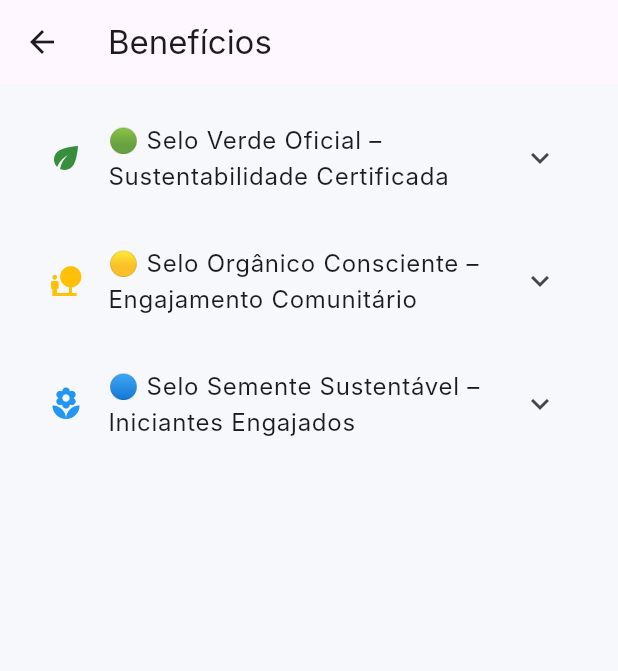
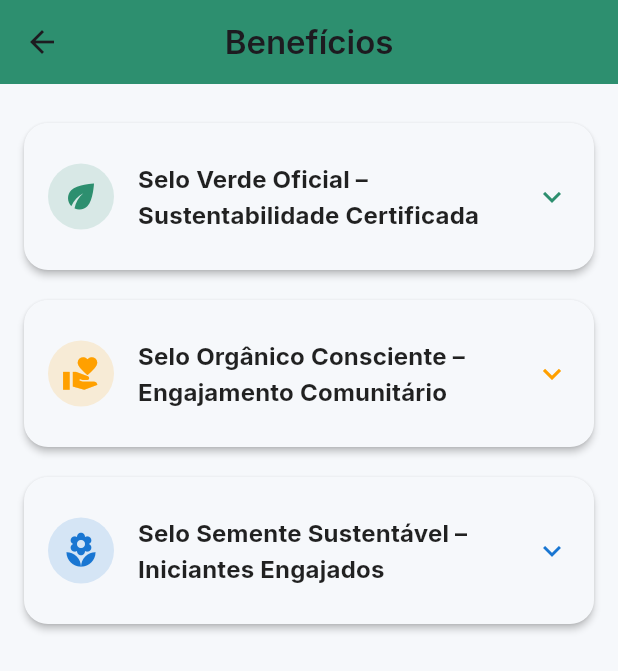
Before and after one commit to HugoValuar03/Hackathon_hackagua, a Flutter app: the BeneficiosScreen screen opened by its route, on a phone screen of 412 x 824 dp. Shown: the top 671 px of the screen. Run offline on Flutter 3.47's test engine with Material 3 defaults, Android fonts, the phone set to English and light mode, and no system bars; our stand-ins replace flutter_map, flutter_svg, geolocator, google_fonts, latlong2, lottie and 1 more; accounts and stored records are empty.

Commit message:
Atualiza design da tela de Benefícios

```diff
--- a/lib/screens/beneficios_screen.dart
+++ b/lib/screens/beneficios_screen.dart
@@ -1,87 +1,198 @@
 import 'package:flutter/material.dart';
+import 'package:google_fonts/google_fonts.dart';
 
 class BeneficiosScreen extends StatelessWidget {
   const BeneficiosScreen({super.key});
 
   @override
   Widget build(BuildContext context) {
-    return Scaffold(
-      appBar: AppBar(title: const Text('Benefícios')),
-      body: ListView(
-        padding: const EdgeInsets.all(16.0),
+    final theme = Theme.of(context);
+    final primaryColor = theme.primaryColor;
+    final backgroundColor = theme.scaffoldBackgroundColor;
+    final textTheme = GoogleFonts.interTextTheme(theme.textTheme);
+
+    Widget buildSelo({
+      required Color cor,
+      required IconData icone,
+      required String titulo,
+      required List<String> publico,
+      required List<String> requisitos,
+      required List<String> beneficios,
+    }) {
+      return Card(
+        elevation: 2,
+        margin: const EdgeInsets.symmetric(vertical: 10),
+        color: backgroundColor,
+        shape: RoundedRectangleBorder(borderRadius: BorderRadius.circular(16)),
+        child: Theme(
+          data: Theme.of(context).copyWith(dividerColor: Colors.transparent),
+          child: ExpansionTile(
+            tilePadding: const EdgeInsets.all(16),
+            iconColor: cor,
+            collapsedIconColor: cor,
+            leading: CircleAvatar(
+              radius: 22,
+              backgroundColor: cor.withOpacity(0.15),
+              child: Icon(icone, color: cor, size: 26),
+            ),
+            title: Text(
+              titulo,
+              style: textTheme.titleMedium!.copyWith(
+                fontWeight: FontWeight.w700,
+                color: Colors.black87,
+              ),
+            ),
             children: [
-          ExpansionTile(
-            leading: Icon(Icons.eco, color: Colors.green.shade700),
-            title: const Text('🟢 Selo Verde Oficial – Sustentabilidade Certificada'),
-            childrenPadding: const EdgeInsets.symmetric(horizontal: 16, vertical: 8),
-            children: const [
-              Text('Público-alvo:', style: TextStyle(fontWeight: FontWeight.bold)),
-              Text('Empresas, escolas, restaurantes, produtores de fertilizantes'),
-              SizedBox(height: 8),
-              Text('Requisitos:', style: TextStyle(fontWeight: FontWeight.bold)),
-              Text('● Doar ou processar mínimo de 500 kg de resíduos orgânicos por mês'),
-              Text('● Ter registro ativo no app por 3 meses ou mais'),
-              Text('● Participar de 1 ação educativa ou comunitária sobre compostagem'),
-              Text('● Atender aos critérios da Lei nº 14.260/2021:'),
-              Text('  ○ Transparência na destinação dos resíduos'),
-              Text('  ○ Relatórios mensais de impacto ambiental'),
-              Text('  ○ Parceria com cooperativas ou projetos de reciclagem'),
-              SizedBox(height: 8),
-              Text('Benefícios:', style: TextStyle(fontWeight: FontWeight.bold)),
-              Text('● 30% de desconto nas taxas de venda no marketplace do app'),
-              Text('● Prioridade de destaque nos resultados de busca'),
-              Text('● Selo digital oficial para redes sociais, sites e embalagens'),
-              Text('● Acesso a editais e incentivos fiscais'),
-              Text('● Consultoria gratuita para práticas sustentáveis'),
-              Text('● Convite para eventos e feiras verdes'),
+              Padding(
+                padding:
+                const EdgeInsets.symmetric(horizontal: 20, vertical: 10),
+                child: Column(
+                  crossAxisAlignment: CrossAxisAlignment.start,
+                  children: [
+                    const SizedBox(height: 6),
+                    Text("Público-alvo:",
+                        style: textTheme.titleSmall!.copyWith(
+                            fontWeight: FontWeight.bold, color: primaryColor)),
+                    const SizedBox(height: 4),
+                    Text(publico.join(", "),
+                        style: textTheme.bodyMedium!.copyWith(height: 1.4)),
+                    const SizedBox(height: 12),
+                    Text("Requisitos:",
+                        style: textTheme.titleSmall!.copyWith(
+                            fontWeight: FontWeight.bold, color: primaryColor)),
+                    const SizedBox(height: 4),
+                    ...requisitos
+                        .map((r) => Padding(
+                      padding:
+                      const EdgeInsets.only(bottom: 4, right: 8),
+                      child: Row(
+                        crossAxisAlignment: CrossAxisAlignment.start,
+                        children: [
+                          Text("• ",
+                              style: TextStyle(color: primaryColor)),
+                          Expanded(child: Text(r)),
                         ],
                       ),
-          const SizedBox(height: 16),
-          ExpansionTile(
-            leading: Icon(Icons.nature_people, color: Colors.amber),
-            title: const Text('🟡 Selo Orgânico Consciente – Engajamento Comunitário'),
-            childrenPadding: const EdgeInsets.symmetric(horizontal: 16, vertical: 8),
-            children: const [
-              Text('Público-alvo:', style: TextStyle(fontWeight: FontWeight.bold)),
-              Text('Escolas, pequenos negócios, produtores locais, pessoas físicas engajadas'),
-              SizedBox(height: 8),
-              Text('Requisitos:', style: TextStyle(fontWeight: FontWeight.bold)),
-              Text('● Doar mínimo de 100 kg de resíduos orgânicos por mês'),
-              Text('● Participar de eventos ou campanhas promovidas pelo app'),
-              Text('● Ter avaliação positiva acima de 80% no perfil (para produtores)'),
-              SizedBox(height: 8),
-              Text('Benefícios:', style: TextStyle(fontWeight: FontWeight.bold)),
-              Text('● 15% de desconto em produtos sustentáveis no app'),
-              Text('● Acesso a cursos exclusivos sobre compostagem, cultivo e economia circular'),
-              Text('● Certificado digital de engajamento comunitário'),
-              Text('● Participação em sorteios mensais de kits ecológicos'),
-              Text('● Convite para oficinas e palestras locais'),
+                    ))
+                        .toList(),
+                    const SizedBox(height: 12),
+                    Text("Benefícios:",
+                        style: textTheme.titleSmall!.copyWith(
+                            fontWeight: FontWeight.bold, color: primaryColor)),
+                    const SizedBox(height: 4),
+                    ...beneficios
+                        .map((b) => Padding(
+                      padding:
+                      const EdgeInsets.only(bottom: 4, right: 8),
+                      child: Row(
+                        crossAxisAlignment: CrossAxisAlignment.start,
+                        children: [
+                          Text("• ",
+                              style: TextStyle(color: primaryColor)),
+                          Expanded(child: Text(b)),
                         ],
                       ),
+                    ))
+                        .toList(),
                     const SizedBox(height: 16),
-          ExpansionTile(
-            leading: Icon(Icons.local_florist, color: Colors.blue),
-            title: const Text('🔵 Selo Semente Sustentável – Iniciantes Engajados'),
-            childrenPadding: const EdgeInsets.symmetric(horizontal: 16, vertical: 8),
-            children: const [
-              Text('Público-alvo:', style: TextStyle(fontWeight: FontWeight.bold)),
-              Text('Pessoas físicas, famílias, estudantes, pequenos doadores'),
-              SizedBox(height: 8),
-              Text('Requisitos:', style: TextStyle(fontWeight: FontWeight.bold)),
-              Text('● Doar mínimo de 20 kg de resíduos orgânicos por mês'),
-              Text('● Completar o tutorial de compostagem do app'),
-              Text('● Compartilhar 1 ação sustentável nas redes sociais com hashtag oficial'),
-              SizedBox(height: 8),
-              Text('Benefícios:', style: TextStyle(fontWeight: FontWeight.bold)),
-              Text('● Kit digital com dicas de jardinagem, hortas caseiras e compostagem doméstica'),
-              Text('● Pontuação extra no sistema de recompensas'),
-              Text('● Acesso gratuito a aulas de cultivo urbano e reaproveitamento de alimentos'),
-              Text('● Medalha digital no perfil e ranking de doadores'),
-              Text('● Sorteios mensais de mudas, sementes e ecobags'),
+                  ],
+                ),
+              )
+            ],
+          ),
+        ),
+      );
+    }
+
+    return Scaffold(
+      backgroundColor: backgroundColor,
+      appBar: AppBar(
+        elevation: 0,
+        backgroundColor: primaryColor,
+        title: const Text(
+          'Benefícios',
+          style: TextStyle(fontWeight: FontWeight.w600, fontSize: 22),
+        ),
+        centerTitle: true,
+      ),
+      body: SingleChildScrollView(
+        padding: const EdgeInsets.all(16),
+        child: Column(
+          children: [
+            buildSelo(
+              cor: primaryColor,
+              icone: Icons.eco,
+              titulo: "Selo Verde Oficial – Sustentabilidade Certificada",
+              publico: [
+                "Empresas",
+                "escolas",
+                "restaurantes",
+                "produtores de fertilizantes"
+              ],
+              requisitos: [
+                "Doar ou processar mínimo de 500 kg de resíduos orgânicos por mês",
+                "Ter registro ativo no app por 3 meses ou mais",
+                "Participar de 1 ação educativa ou comunitária sobre compostagem",
+                "Atender aos critérios da Lei nº 14.260/2021",
+              ],
+              beneficios: [
+                "30% de desconto nas taxas de venda no marketplace do app",
+                "Prioridade de destaque nos resultados de busca",
+                "Selo digital oficial para redes sociais, sites e embalagens",
+                "Acesso a editais e incentivos fiscais",
+                "Consultoria gratuita para práticas sustentáveis",
+                "Convite para eventos e feiras verdes",
+              ],
+            ),
+            buildSelo(
+              cor: Colors.amber.shade700,
+              icone: Icons.volunteer_activism,
+              titulo: "Selo Orgânico Consciente – Engajamento Comunitário",
+              publico: [
+                "Escolas",
+                "pequenos negócios",
+                "produtores locais",
+                "pessoas físicas engajadas"
+              ],
+              requisitos: [
+                "Doar mínimo de 100 kg de resíduos orgânicos por mês",
+                "Participar de eventos ou campanhas promovidas pelo app",
+                "Ter avaliação positiva acima de 80% no perfil (para produtores)",
+              ],
+              beneficios: [
+                "15% de desconto em produtos sustentáveis no app",
+                "Acesso a cursos exclusivos sobre compostagem, cultivo e economia circular",
+                "Certificado digital de engajamento comunitário",
+                "Participação em sorteios mensais de kits ecológicos",
+                "Convite para oficinas e palestras locais",
+              ],
+            ),
+            buildSelo(
+              cor: Colors.blue.shade700,
+              icone: Icons.local_florist,
+              titulo: "Selo Semente Sustentável – Iniciantes Engajados",
+              publico: [
+                "Pessoas físicas",
+                "famílias",
+                "estudantes",
+                "pequenos doadores"
+              ],
+              requisitos: [
+                "Doar mínimo de 20 kg de resíduos orgânicos por mês",
+                "Completar o tutorial de compostagem do app",
+                "Compartilhar 1 ação sustentável nas redes sociais com hashtag oficial",
+              ],
+              beneficios: [
+                "Kit digital com dicas de jardinagem, hortas caseiras e compostagem doméstica",
+                "Pontuação extra no sistema de recompensas",
+                "Acesso gratuito a aulas de cultivo urbano e reaproveitamento de alimentos",
+                "Medalha digital no perfil e ranking de doadores",
+                "Sorteios mensais de mudas, sementes e ecobags",
               ],
             ),
           ],
         ),
+      ),
     );
   }
 }
--- a/pubspec.yaml
+++ b/pubspec.yaml
@@ -9,6 +9,7 @@ environment:
   sdk: '>=3.9.0 <4.0.0'
 
 dependencies:
+  google_fonts: ^6.2.0
   flutter:
     sdk: flutter
   shared_preferences: ^2.2.2
```
Also changed, not shown: pubspec.lock, 1 other file. Lines whose indentation alone changed are shown as unchanged.
